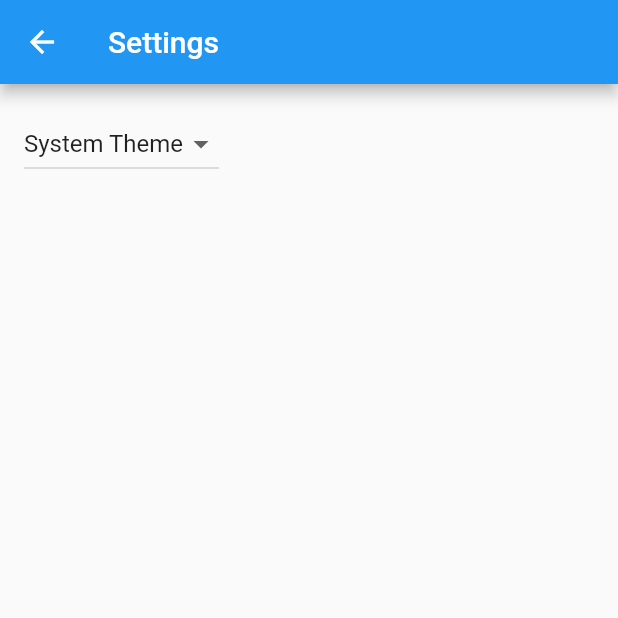
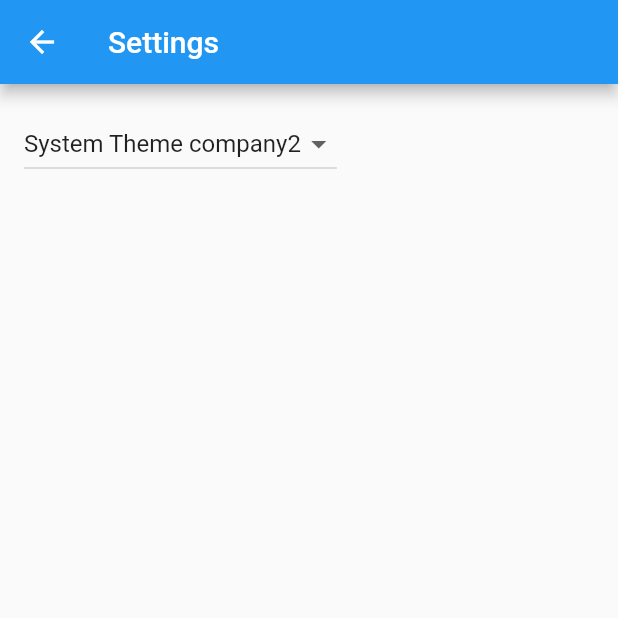
Before and after one commit to Eng-MohamedGadala/pmaster, a Flutter app: the SettingsView screen opened by its route, on a phone screen of 412 x 824 dp, the top half of it. Run offline on Flutter 3.47's test engine with Material 2 defaults, Android fonts, the phone set to English and light mode, and no system bars; generated files the repository leaves out were written again.

Commit message:
some changes

```diff
--- a/lib/src/settings/settings_view.dart
+++ b/lib/src/settings/settings_view.dart
@@ -33,11 +33,11 @@ class SettingsView extends StatelessWidget {
           items: const [
             DropdownMenuItem(
               value: ThemeMode.system,
-              child: Text('System Theme'),
+              child: Text('System Theme company2'),
             ),
             DropdownMenuItem(
               value: ThemeMode.light,
-              child: Text('Light GGGG'),
+              child: Text('Light Theme'),
             ),
             DropdownMenuItem(
               value: ThemeMode.dark,
```
